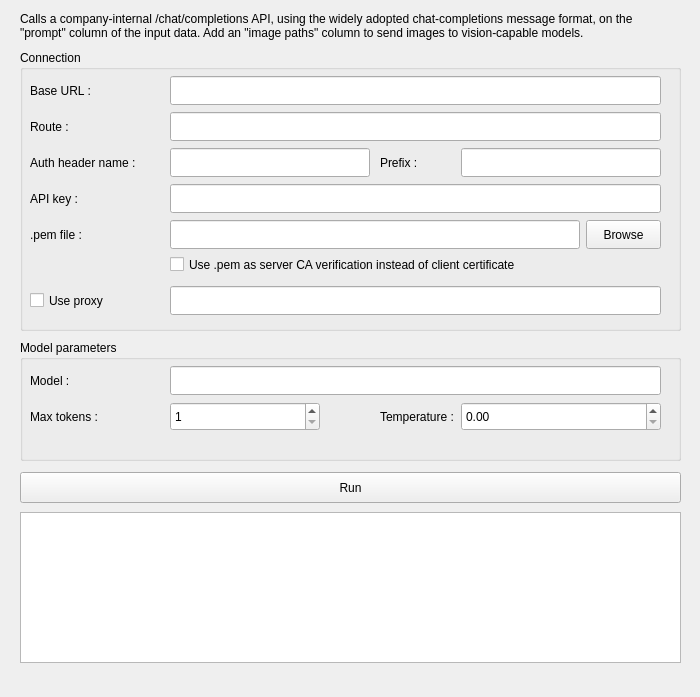
TigerODM/TigerODM, file orangecontrib/IO4IT/widgets/designer/owcustomllmapi.ui: the form before one commit.
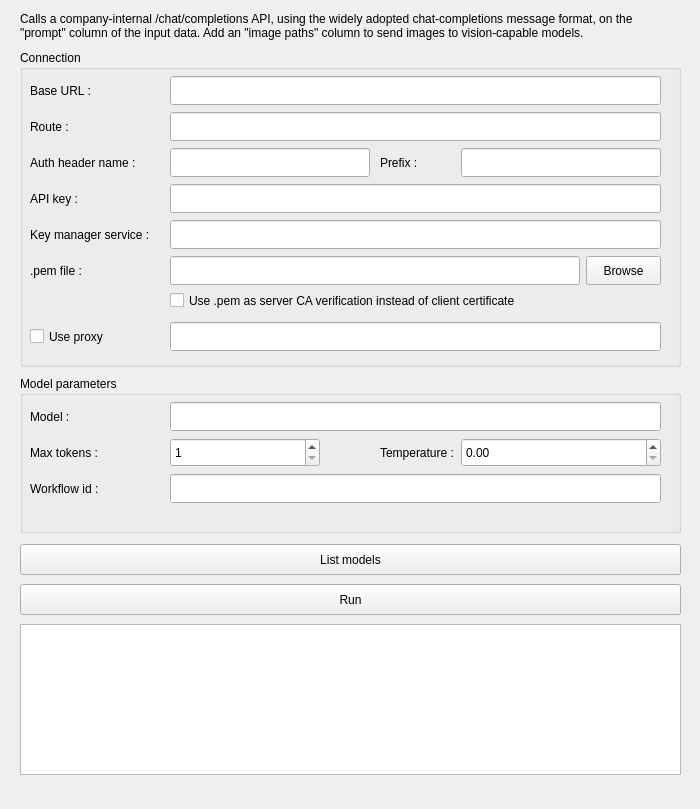
The form after the commit.

Patch:
```diff
--- a/orangecontrib/IO4IT/widgets/designer/owcustomllmapi.ui
+++ b/orangecontrib/IO4IT/widgets/designer/owcustomllmapi.ui
@@ -7,7 +7,7 @@
     <x>0</x>
     <y>0</y>
     <width>700</width>
-    <height>697</height>
+    <height>809</height>
    </rect>
   </property>
   <property name="windowTitle">
@@ -35,7 +35,7 @@
      <x>20</x>
      <y>50</y>
      <width>661</width>
-     <height>281</height>
+     <height>317</height>
     </rect>
    </property>
    <property name="title">
@@ -159,7 +159,7 @@
      <enum>QLineEdit::Password</enum>
     </property>
    </widget>
-   <widget class="QLabel" name="labelCertPath">
+   <widget class="QLabel" name="labelKeyService">
     <property name="geometry">
      <rect>
       <x>10</x>
@@ -169,6 +169,32 @@
      </rect>
     </property>
     <property name="text">
+     <string>Key manager service :</string>
+    </property>
+   </widget>
+   <widget class="QLineEdit" name="lineKeyService">
+    <property name="geometry">
+     <rect>
+      <x>150</x>
+      <y>170</y>
+      <width>491</width>
+      <height>29</height>
+     </rect>
+    </property>
+    <property name="toolTip">
+     <string>Name of an API key registered via the standalone Key Manager tool ("Create / overwrite api key"). Takes priority over the API key field above and is never stored in the workflow file.</string>
+    </property>
+   </widget>
+   <widget class="QLabel" name="labelCertPath">
+    <property name="geometry">
+     <rect>
+      <x>10</x>
+      <y>210</y>
+      <width>131</width>
+      <height>21</height>
+     </rect>
+    </property>
+    <property name="text">
      <string>.pem file :</string>
     </property>
    </widget>
@@ -176,7 +202,7 @@
     <property name="geometry">
      <rect>
       <x>150</x>
-      <y>170</y>
+      <y>206</y>
       <width>410</width>
       <height>29</height>
      </rect>
@@ -186,7 +212,7 @@
     <property name="geometry">
      <rect>
       <x>566</x>
-      <y>170</y>
+      <y>206</y>
       <width>75</width>
       <height>29</height>
      </rect>
@@ -199,7 +225,7 @@
     <property name="geometry">
      <rect>
       <x>150</x>
-      <y>204</y>
+      <y>240</y>
       <width>491</width>
       <height>21</height>
      </rect>
@@ -212,7 +238,7 @@
     <property name="geometry">
      <rect>
       <x>10</x>
-      <y>240</y>
+      <y>276</y>
       <width>131</width>
       <height>21</height>
      </rect>
@@ -228,7 +254,7 @@
     <property name="geometry">
      <rect>
       <x>150</x>
-      <y>236</y>
+      <y>272</y>
       <width>491</width>
       <height>29</height>
      </rect>
@@ -242,9 +268,9 @@
    <property name="geometry">
     <rect>
      <x>20</x>
-     <y>340</y>
+     <y>376</y>
      <width>661</width>
-     <height>121</height>
+     <height>157</height>
     </rect>
    </property>
    <property name="title">
@@ -334,12 +360,54 @@
      <double>0.100000000000000</double>
     </property>
    </widget>
+   <widget class="QLabel" name="labelWorkflowId">
+    <property name="geometry">
+     <rect>
+      <x>10</x>
+      <y>102</y>
+      <width>131</width>
+      <height>21</height>
+     </rect>
+    </property>
+    <property name="text">
+     <string>Workflow id :</string>
+    </property>
+   </widget>
+   <widget class="QLineEdit" name="lineWorkflowId">
+    <property name="geometry">
+     <rect>
+      <x>150</x>
+      <y>98</y>
+      <width>491</width>
+      <height>29</height>
+     </rect>
+    </property>
+    <property name="toolTip">
+     <string>Optional identifier used to expose live token streaming for this request (written under aait_store/exchangeApi/&lt;workflow id&gt;/). Leave empty to disable.</string>
+    </property>
+   </widget>
+  </widget>
+  <widget class="QPushButton" name="buttonListModels">
+   <property name="geometry">
+    <rect>
+     <x>20</x>
+     <y>544</y>
+     <width>661</width>
+     <height>31</height>
+    </rect>
+   </property>
+   <property name="toolTip">
+    <string>GET Base URL + /models — lists the model ids exposed by the server.</string>
+   </property>
+   <property name="text">
+    <string>List models</string>
+   </property>
   </widget>
   <widget class="QPushButton" name="pushButtonRun">
    <property name="geometry">
     <rect>
      <x>20</x>
-     <y>472</y>
+     <y>584</y>
      <width>661</width>
      <height>31</height>
     </rect>
@@ -352,7 +420,7 @@
    <property name="geometry">
     <rect>
      <x>20</x>
-     <y>512</y>
+     <y>624</y>
      <width>661</width>
      <height>151</height>
     </rect>
```
Left out of the diff: 9 changed lines with no effect on the pictures.
